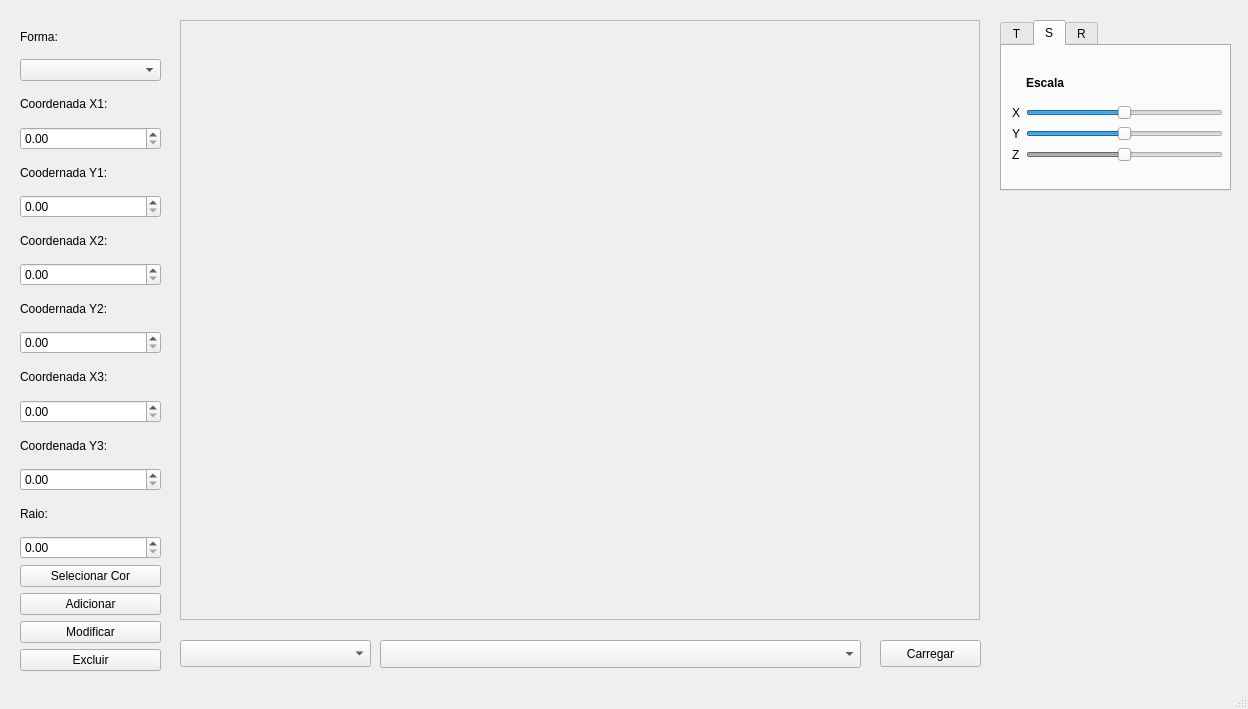
Before: the Qt Designer form mainwindow.ui in WallaceJunior14/Visualizador_3D, drawn with Qt 5.
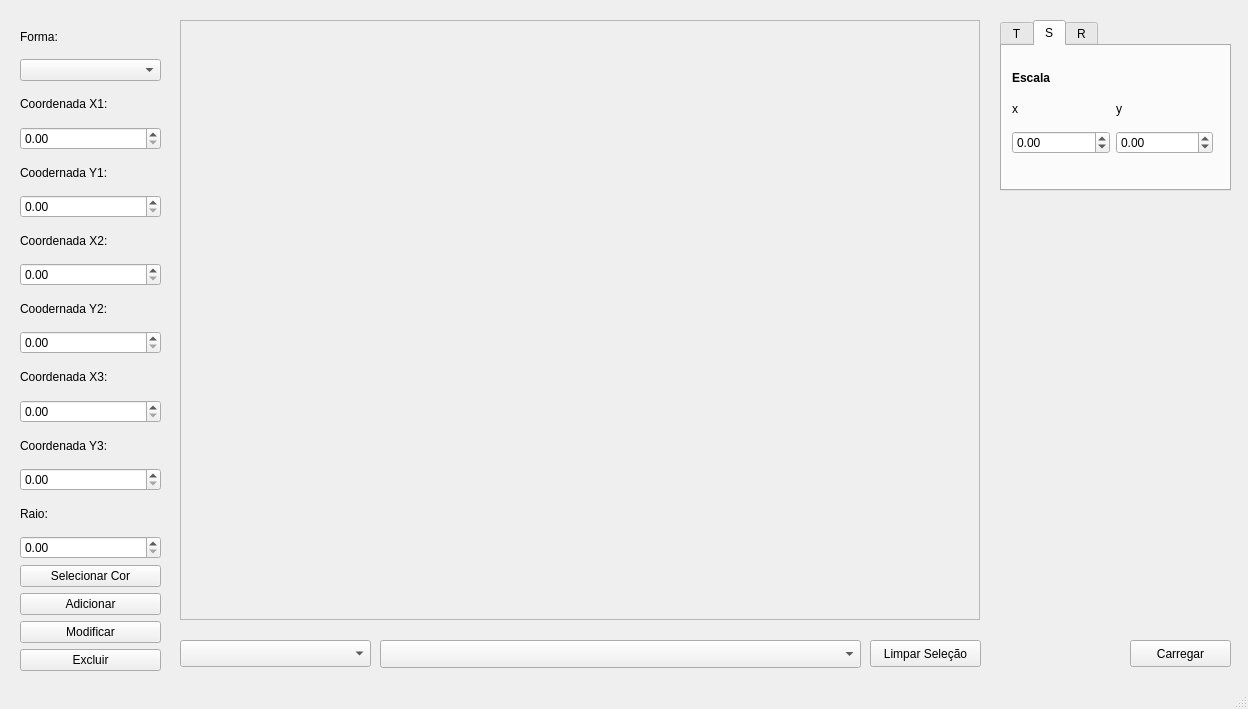
After: the same form once the commit is applied. The open tabs and pages were chosen to show the change. Custom widgets are drawn as their Qt base class.

Commit message: Altera a a janela da escala e adiciona botão para limpar seleção

The edit to the form file:
```diff
--- a/mainwindow.ui
+++ b/mainwindow.ui
@@ -125,93 +125,70 @@
      <attribute name="title">
       <string>S</string>
      </attribute>
-     <widget class="QWidget" name="layoutWidget">
+     <widget class="QWidget" name="layoutWidget_4">
       <property name="geometry">
        <rect>
         <x>10</x>
-        <y>20</y>
-        <width>211</width>
-        <height>96</height>
+        <y>47</y>
+        <width>201</width>
+        <height>61</height>
        </rect>
       </property>
-      <layout class="QGridLayout" name="gridLayout_2">
-       <item row="4" column="1">
-        <widget class="QSlider" name="hsEscalaZ">
-         <property name="enabled">
-          <bool>false</bool>
-         </property>
-         <property name="minimum">
-          <number>-10</number>
-         </property>
-         <property name="maximum">
-          <number>10</number>
-         </property>
-         <property name="orientation">
-          <enum>Qt::Orientation::Horizontal</enum>
-         </property>
-        </widget>
-       </item>
-       <item row="4" column="0">
-        <widget class="QLabel" name="lblEscalaZ">
-         <property name="text">
-          <string>Z</string>
-         </property>
-        </widget>
-       </item>
-       <item row="2" column="1">
-        <widget class="QSlider" name="hsEscalaX">
-         <property name="minimum">
-          <number>-10</number>
-         </property>
-         <property name="maximum">
-          <number>10</number>
-         </property>
-         <property name="orientation">
-          <enum>Qt::Orientation::Horizontal</enum>
-         </property>
-        </widget>
-       </item>
-       <item row="3" column="0">
+      <layout class="QGridLayout" name="gridLayout_4">
+       <item row="0" column="1">
         <widget class="QLabel" name="lblEscalaY">
          <property name="text">
-          <string>Y</string>
+          <string>y</string>
          </property>
         </widget>
        </item>
-       <item row="3" column="1">
-        <widget class="QSlider" name="hsEscalaY">
+       <item row="1" column="0">
+        <widget class="QDoubleSpinBox" name="spinEscalaX">
          <property name="minimum">
-          <number>-10</number>
+          <double>-100.000000000000000</double>
          </property>
          <property name="maximum">
-          <number>10</number>
+          <double>100.000000000000000</double>
          </property>
-         <property name="orientation">
-          <enum>Qt::Orientation::Horizontal</enum>
+        </widget>
+       </item>
+       <item row="1" column="1">
+        <widget class="QDoubleSpinBox" name="spinEscalaY">
+         <property name="minimum">
+          <double>-100.000000000000000</double>
          </property>
+         <property name="maximum">
+          <double>100.000000000000000</double>
+         </property>
         </widget>
        </item>
-       <item row="2" column="0">
+       <item row="0" column="0">
         <widget class="QLabel" name="lblEscalaX">
          <property name="text">
-          <string>X</string>
-         </property>
-        </widget>
-       </item>
-       <item row="1" column="1">
-        <widget class="QLabel" name="lblEscala">
-         <property name="font">
-          <font>
-           <bold>true</bold>
-          </font>
-         </property>
-         <property name="text">
-          <string>Escala</string>
+          <string>x</string>
          </property>
         </widget>
        </item>
       </layout>
      </widget>
+     <widget class="QLabel" name="lblEscala">
+      <property name="geometry">
+       <rect>
+        <x>10</x>
+        <y>20</y>
+        <width>199</width>
+        <height>24</height>
+       </rect>
+      </property>
+      <property name="font">
+       <font>
+        <bold>true</bold>
+       </font>
+      </property>
+      <property name="text">
+       <string>Escala</string>
+      </property>
+     </widget>
     </widget>
     <widget class="QWidget" name="tabRotacao">
      <attribute name="title">
@@ -463,7 +440,7 @@
    <widget class="QPushButton" name="btnCarregarOBJ">
     <property name="geometry">
      <rect>
-      <x>880</x>
+      <x>1130</x>
       <y>640</y>
       <width>101</width>
       <height>27</height>
@@ -493,6 +470,19 @@
      </rect>
     </property>
    </widget>
+   <widget class="QPushButton" name="btnLimparSelecao">
+    <property name="geometry">
+     <rect>
+      <x>870</x>
+      <y>640</y>
+      <width>111</width>
+      <height>27</height>
+     </rect>
+    </property>
+    <property name="text">
+     <string>Limpar Seleção</string>
+    </property>
+   </widget>
   </widget>
   <widget class="QStatusBar" name="statusbar"/>
  </widget>
```
Left out of the diff: 2 changed lines with no effect on the pictures. The commit also changes 4 other files.
